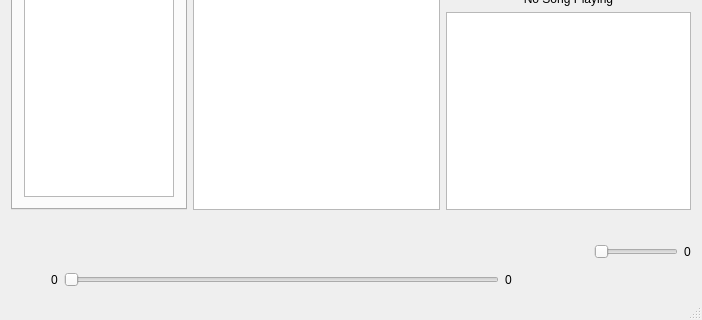
Old version of the form ZenPlayer.ui in the repository zenix935/ZenPlayer; both pictures show x 0 to 702 and y 242 to 562 of the 702 by 562 pixel window.
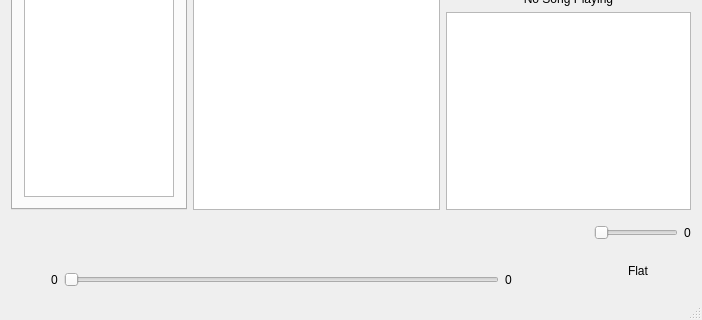
New version of the form. Icons and pictures are not drawn. Custom widgets are drawn as their Qt base class.

Commit message: Created equalizer button and dialog

```diff
--- a/ZenPlayer.ui
+++ b/ZenPlayer.ui
@@ -291,7 +291,7 @@
      </layout>
     </item>
     <item row="1" column="0">
-     <layout class="QHBoxLayout" name="horizontalLayout_4">
+     <layout class="QHBoxLayout" name="horizontalLayout_6">
       <item>
        <spacer name="horizontalSpacer_2">
         <property name="orientation">
@@ -609,6 +609,8 @@
        </spacer>
       </item>
       <item>
+       <layout class="QVBoxLayout" name="verticalLayout_6">
+        <item>
        <layout class="QHBoxLayout" name="horizontalLayout">
         <item>
          <widget class="QPushButton" name="muteButton">
@@ -681,6 +683,44 @@
            <string>0</string>
           </property>
          </widget>
+          </item>
+         </layout>
+        </item>
+        <item>
+         <layout class="QHBoxLayout" name="horizontalLayout_4">
+          <item>
+           <widget class="QPushButton" name="equalizerButton">
+            <property name="cursor">
+             <cursorShape>PointingHandCursor</cursorShape>
+            </property>
+            <property name="styleSheet">
+             <string notr="true">border-radius: 15px;
+width: 30px;
+height: 30px;</string>
+            </property>
+            <property name="text">
+             <string/>
+            </property>
+            <property name="icon">
+             <iconset resource="ZenPlayer.qrc">
+              <normaloff>:/pics/pics/equalizer.png</normaloff>:/pics/pics/equalizer.png</iconset>
+            </property>
+            <property name="iconSize">
+             <size>
+              <width>35</width>
+              <height>35</height>
+             </size>
+            </property>
+           </widget>
+          </item>
+          <item>
+           <widget class="QLabel" name="equalizerlabel">
+            <property name="text">
+             <string>Flat</string>
+            </property>
+           </widget>
+          </item>
+         </layout>
         </item>
        </layout>
       </item>
```
Left out of the diff: 3 changed lines with no effect on the pictures. Lines whose indentation alone changed are shown as unchanged. The commit also changes 9 other files.
